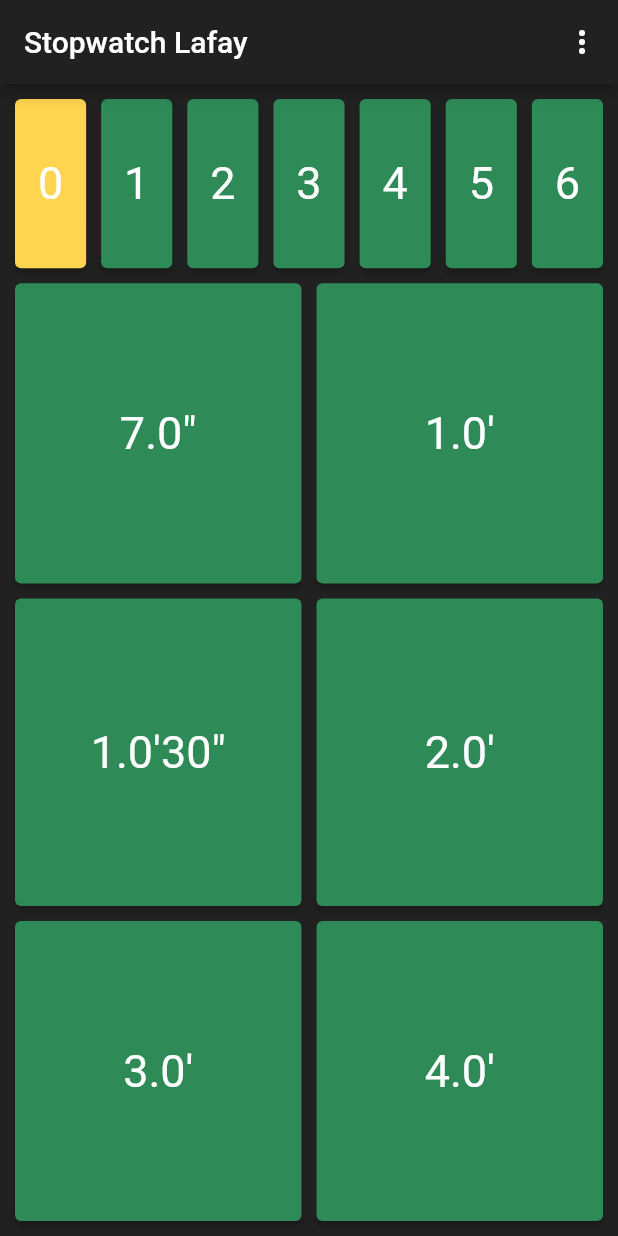
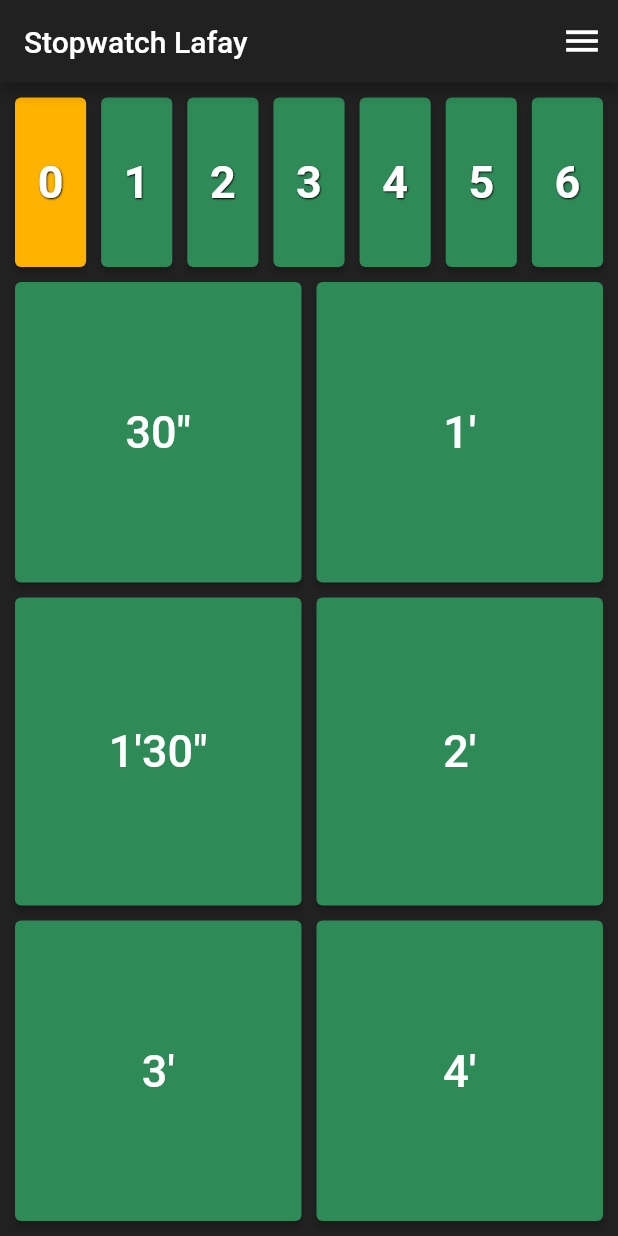
Before and after one commit to Co-Bdt/timer-lafay, a Flutter app: the screen it shows after launch, on a phone screen of 412 x 824 dp. Run offline on Flutter 3.47's test engine with Material 2 defaults, Android fonts, the phone set to English and light mode, and no system bars; our stand-ins replace audioplayers, vibration; missing offline and left inert: audio_session, duration_picker, soundpool.

Commit message:
fix: new package for sound to play ringtone without delay, fix the display of timers, refactor of the home navbar into a stateless widget

```diff
--- a/lib/main.dart
+++ b/lib/main.dart
@@ -1,25 +1,21 @@
 import 'package:flutter/material.dart';
+import 'package:flutter/services.dart';
 import 'package:stopwatch_lafay/screens/home.dart';
 import 'package:stopwatch_lafay/screens/settings.dart';
+import 'package:stopwatch_lafay/utilities/ring_manager.dart';
 
-void main() {
+void main() async {
+  WidgetsFlutterBinding.ensureInitialized();
+  await SystemChrome.setPreferredOrientations(
+      [DeviceOrientation.portraitUp, DeviceOrientation.portraitDown]);
+
+  RingManager.loadRing();
+
   runApp(MaterialApp(
-    // home: Home(),
     initialRoute: '/home',
     routes: {
-      // '/': (context) => Loading(),
       '/home': (context) => const Home(),
       '/settings': (context) => const Settings(),
-      // '/timer_picker': (context) => TimerPickerDialog(),
     },
   ));
 }
-
-// prevent the app to be in landscape mode
-// void main() async {
-//   WidgetsFlutterBinding.ensureInitialized();
-//   await SystemChrome.setPreferredOrientations(
-//       [DeviceOrientation.portraitUp, DeviceOrientation.portraitDown]);
-//   runApp(MaterialApp(
-//     home: Home(),
-//   ));
--- a/lib/models/timer_entity.dart
+++ b/lib/models/timer_entity.dart
@@ -1,5 +1,5 @@
 class TimerEntity {
-  late double duration;
+  double duration;
 
   TimerEntity(this.duration);
 
@@ -11,13 +11,17 @@ class TimerEntity {
     if (minutes >= 1) {
       //higher than a min
       if (minutesDifference != 0) {
-        return '$minutes\'${((minutesDifference) * 60).toInt()}"';
+        return '${removeDecimalZeroFormat(minutes)}\'${removeDecimalZeroFormat(minutesDifference * 60)}"';
       } else {
-        return '$minutes\'';
+        return '${removeDecimalZeroFormat(minutes)}\'';
       }
     } else {
       //lower than a min
-      return '$duration"';
+      return '${removeDecimalZeroFormat(duration)}"';
     }
   }
+
+  String removeDecimalZeroFormat(double n) {
+    return n.toStringAsFixed(n.truncateToDouble() == n ? 0 : 1);
+  }
 }
--- a/lib/screens/home.dart
+++ b/lib/screens/home.dart
@@ -2,19 +2,15 @@ import 'package:flutter/material.dart';
 import 'dart:async';
 import 'package:stopwatch_lafay/models/timer_entity.dart';
 import 'package:stopwatch_lafay/utilities/ring_manager.dart';
+import 'package:stopwatch_lafay/widgets/home_app_bar.dart';
 import 'package:stopwatch_lafay/widgets/rep_elevated_button.dart';
 import 'package:stopwatch_lafay/widgets/timer_elevated_button.dart';
 import 'package:audioplayers/audioplayers.dart' as audio_player;
-import 'package:url_launcher/url_launcher.dart';
 import 'package:vibration/vibration.dart';
 import 'package:audio_session/audio_session.dart';
 
 class Home extends StatefulWidget {
   const Home({super.key});
-
-  // final bool hasVibration;
-
-  // Home(this.hasVibration);
 
   @override
   HomeState createState() => HomeState();
@@ -32,10 +28,10 @@ class HomeState extends State<Home> {
   // object to play sounds from assets
   final player = audio_player.AudioPlayer();
   // object to handle device's vibration
+  late bool hasVibration;
   // static Vibration vibration = Vibration();
+  late bool hasAmplitudeControl;
   // booleans to check if the device has vibration capabilities
-  late bool hasVibration;
-  late bool hasAmplitudeControl;
   late bool hasCustomVibrationSupport;
 
   late AudioSession session;
@@ -51,7 +47,7 @@ class HomeState extends State<Home> {
   };
   // "device persistent storage using plugins like shared preferences"
   List<TimerEntity> timers = [
-    TimerEntity(7),
+    TimerEntity(30),
     TimerEntity(60),
     TimerEntity(90),
     TimerEntity(120),
@@ -97,8 +93,6 @@ class HomeState extends State<Home> {
           setState(() {
             timerOnInSeconds--;
             timerOn = TimerEntity(timerOnInSeconds.toDouble()).getTimer();
-            // player.play(audio_player.AssetSource(
-            //     'audio/mixkit-plastic-bubble-click-1124-short.wav'));
             // if vibration checkbox is ticked
             // if (hasVibration) {
             //   Vibration.vibrate(duration: 250, amplitude: 128);
@@ -124,28 +118,6 @@ class HomeState extends State<Home> {
       }
       startTimer();
     });
-  }
-
-  onSelected(BuildContext context, int value) async {
-    switch (value) {
-      case 1:
-        await Navigator.pushNamed(context, '/settings',
-            arguments: {'arg1': hasVibration});
-        setState(() {});
-        break;
-      case 2:
-        launchURL("https://olivier-lafay.com/categorie-produit/nos-livres/");
-        break;
-      default:
-    }
-  }
-
-  Future<void> launchURL(String url) async {
-    if (await canLaunchUrl(url as Uri)) {
-      await launchUrl(url as Uri);
-    } else {
-      throw 'Could not launch $url';
-    }
   }
 
   void checkVibrationCapabilities() async {
@@ -183,44 +155,12 @@ class HomeState extends State<Home> {
 
   @override
   Widget build(BuildContext context) {
-    // double widthBy6 = MediaQuery.of(context).size.width / 6;
-    // print('screen width=${MediaQuery.of(context).size.width}');
-    // print('screen width/6=$widthBy6');
-
-    // pre-load audio file to avoid getting a delay
-    // this method does not exists anymore
-    // player.load('audio/mixkit-plastic-bubble-click-1124.mp3');
-
     checkVibrationCapabilities();
-    configureAudioSession();
+    // configureAudioSession();
 
     return Scaffold(
         backgroundColor: Colors.grey[900],
-        appBar: AppBar(
-          title: const Text(
-            'Stopwatch Lafay',
-            style: TextStyle(color: Colors.white),
-          ),
-          backgroundColor: Colors.grey[900],
-          actions: <Widget>[
-            PopupMenuButton<int>(
-              color: Colors.grey[900],
-              onSelected: (value) => onSelected(context, value),
-              itemBuilder: (context) => [
-                const PopupMenuItem(
-                  textStyle: TextStyle(color: Colors.white, fontSize: 16),
-                  value: 1,
-                  child: Text('Settings'),
-                ),
-                const PopupMenuItem(
-                  textStyle: TextStyle(color: Colors.white, fontSize: 16),
-                  value: 2,
-                  child: Text("Olivier Lafay's books"),
-                )
-              ],
-            )
-          ],
-        ),
+        appBar: const HomeAppBar(),
         body: Column(
             mainAxisAlignment: MainAxisAlignment.spaceEvenly,
             crossAxisAlignment: CrossAxisAlignment.stretch,
--- a/lib/utilities/ring_manager.dart
+++ b/lib/utilities/ring_manager.dart
@@ -5,10 +5,12 @@ class RingManager {
   static Soundpool pool = Soundpool.fromOptions(
       options: const SoundpoolOptions(streamType: StreamType.ring));
 
-  static const ring = 'audio/mixkit-plastic-bubble-click-1124-short.wav';
+  static const ring =
+      'packages/stopwatch_lafay/assets/audio/mixkit-plastic-bubble-click-1124-short.wav';
   static int soundId = 0;
 
-  void loadRing() async {
+  // pre-load audio file to avoid getting a delay when playing it
+  static void loadRing() async {
     soundId = await rootBundle.load(ring).then((ByteData soundData) {
       return pool.load(soundData);
     });
--- /dev/null
+++ b/lib/widgets/home_app_bar.dart
@@ -0,0 +1,64 @@
+import 'package:flutter/material.dart';
+import 'package:url_launcher/url_launcher.dart';
+
+class HomeAppBar extends StatelessWidget implements PreferredSizeWidget {
+  const HomeAppBar({super.key});
+
+  onSelected(BuildContext context, int value) async {
+    switch (value) {
+      case 1:
+        await Navigator.pushNamed(context, '/settings',
+            arguments: {'arg1': 'false'});
+        break;
+      case 2:
+        launchURL("https://olivier-lafay.com/categorie-produit/nos-livres/");
+        break;
+      default:
+    }
+  }
+
+  Future<void> launchURL(String url) async {
+    if (await canLaunchUrl(url as Uri)) {
+      await launchUrl(url as Uri);
+    } else {
+      throw 'Could not launch $url';
+    }
+  }
+
+  @override
+  Widget build(BuildContext context) {
+    return AppBar(
+      title: const Text(
+        'Stopwatch Lafay',
+        style: TextStyle(color: Colors.white),
+      ),
+      backgroundColor: Colors.grey[900],
+      actions: <Widget>[
+        PopupMenuButton<int>(
+          icon: const Icon(
+            Icons.menu,
+            color: Colors.white,
+            size: 28,
+          ),
+          color: Colors.grey[900],
+          onSelected: (value) => onSelected(context, value),
+          itemBuilder: (context) => [
+            const PopupMenuItem(
+              textStyle: TextStyle(color: Colors.white, fontSize: 16),
+              value: 1,
+              child: Text('Settings'),
+            ),
+            const PopupMenuItem(
+              textStyle: TextStyle(color: Colors.white, fontSize: 16),
+              value: 2,
+              child: Text("Olivier Lafay's books"),
+            )
+          ],
+        )
+      ],
+    );
+  }
+
+  @override
+  Size get preferredSize => const Size.fromHeight(55);
+}
--- a/lib/widgets/rep_elevated_button.dart
+++ b/lib/widgets/rep_elevated_button.dart
@@ -6,7 +6,8 @@ class RepElevatedButton extends StatefulWidget {
   final Function pressRepButton;
 
   const RepElevatedButton(
-      {super.key, required this.number,
+      {super.key,
+      required this.number,
       required this.press,
       required this.pressRepButton});
 
@@ -35,14 +36,21 @@ class RepElevatedButtonState extends State<RepElevatedButton> {
           style: ElevatedButton.styleFrom(
               backgroundColor: widget.press != null
                   ? widget.press == true
-                      ? Colors.amber[300]
-                      : const Color.fromARGB(255, 46, 139, 87)
-                  : Colors.amber[300],
+                      ? Colors.amber[600]
+                      : const Color(0xFF2E8B57)
+                  : Colors.amber[600],
               textStyle: const TextStyle(fontSize: 30),
-              // minimumSize:
-              // Size((MediaQuery.of(context).size.width / 6) - 59, 0),
               padding: const EdgeInsets.all(10)),
-          child: Text(widget.number)),
+          child: Text(widget.number,
+              style: const TextStyle(
+                  color: Colors.white,
+                  fontWeight: FontWeight.w600,
+                  shadows: [
+                    Shadow(
+                        color: Colors.black,
+                        blurRadius: 1,
+                        offset: Offset(0.5, 0.5))
+                  ]))),
     );
   }
 }
--- a/lib/widgets/timer_elevated_button.dart
+++ b/lib/widgets/timer_elevated_button.dart
@@ -4,7 +4,8 @@ class TimerElevatedButton extends StatelessWidget {
   final String timer;
   final Function startStopWatch;
 
-  const TimerElevatedButton({super.key, required this.timer, required this.startStopWatch});
+  const TimerElevatedButton(
+      {super.key, required this.timer, required this.startStopWatch});
 
   @override
   Widget build(BuildContext context) {
@@ -16,10 +17,11 @@ class TimerElevatedButton extends StatelessWidget {
               startStopWatch();
             },
             style: ElevatedButton.styleFrom(
-              backgroundColor: const Color.fromARGB(255, 46, 139, 87),
+              backgroundColor: const Color(0xFF2E8B57),
               textStyle: const TextStyle(fontSize: 30),
             ),
-            child: Text(timer)),
+            child: Text(timer,
+                style: const TextStyle(fontWeight: FontWeight.w500))),
       ),
     );
   }
--- a/pubspec.yaml
+++ b/pubspec.yaml
@@ -11,7 +11,6 @@ environment:
 dependencies:
   flutter:
     sdk: flutter
-
 
   audio_session: ^0.1.16
   audioplayers: ^3.0.1
@@ -35,4 +34,4 @@ flutter:
   uses-material-design: true
 
   assets:
-    - assets/audio/
+    - packages/stopwatch_lafay/assets/audio/mixkit-plastic-bubble-click-1124-short.wav
```
Also changed, not shown: lib/assets/icon.jpg (renamed from assets/icon.jpg), lib/assets/old_icon.png (renamed from assets/old_icon.png), 10 other files.
